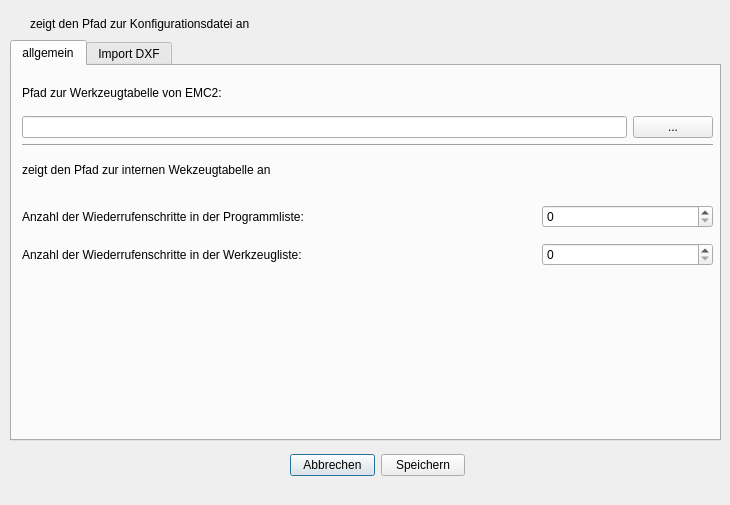
Above: Dialoge/dialog_settings.ui from TischlerWilly/GCodeGenerator before the change. Below: the same form after it.
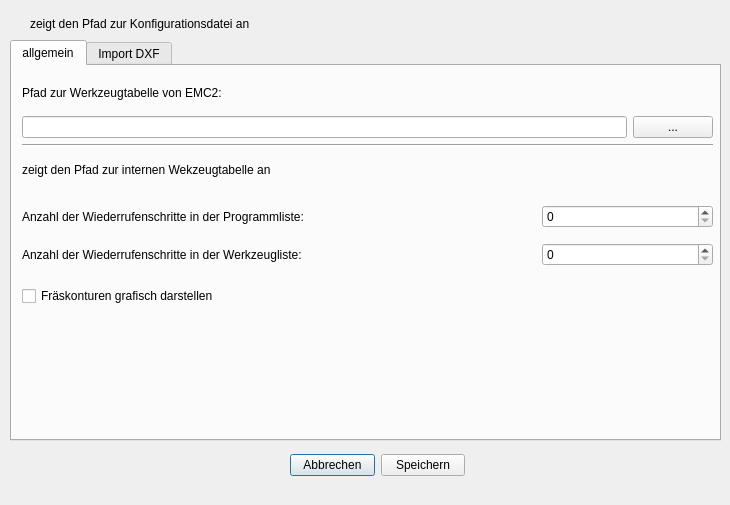
That is the form after the change.

Commit message: option fkon nicht darstellen

Patch:
```diff
--- a/Dialoge/dialog_settings.ui
+++ b/Dialoge/dialog_settings.ui
@@ -112,7 +112,7 @@
       </item>
      </layout>
     </widget>
-    <widget class="QWidget" name="">
+    <widget class="QWidget" name="layoutWidget">
      <property name="geometry">
       <rect>
        <x>10</x>
@@ -159,13 +159,19 @@
       </item>
      </layout>
     </widget>
-    <zorder>label_tooltable</zorder>
-    <zorder>lineEdit_tooltable</zorder>
-    <zorder>label_tooltable</zorder>
-    <zorder>lineEdit_tooltable</zorder>
-    <zorder>pushButton_tooltable</zorder>
-    <zorder>line_3</zorder>
-    <zorder>label_werkzeugliste_pfad</zorder>
+    <widget class="QCheckBox" name="checkBox_fkon_berechnen">
+     <property name="geometry">
+      <rect>
+       <x>10</x>
+       <y>220</y>
+       <width>691</width>
+       <height>20</height>
+      </rect>
+     </property>
+     <property name="text">
+      <string>Fräskonturen grafisch darstellen</string>
+     </property>
+    </widget>
     <zorder>layoutWidget</zorder>
    </widget>
    <widget class="QWidget" name="tab_2">
```
Left out of the diff: 4 changed lines with no effect on the pictures. The commit also changes 9 other files.
